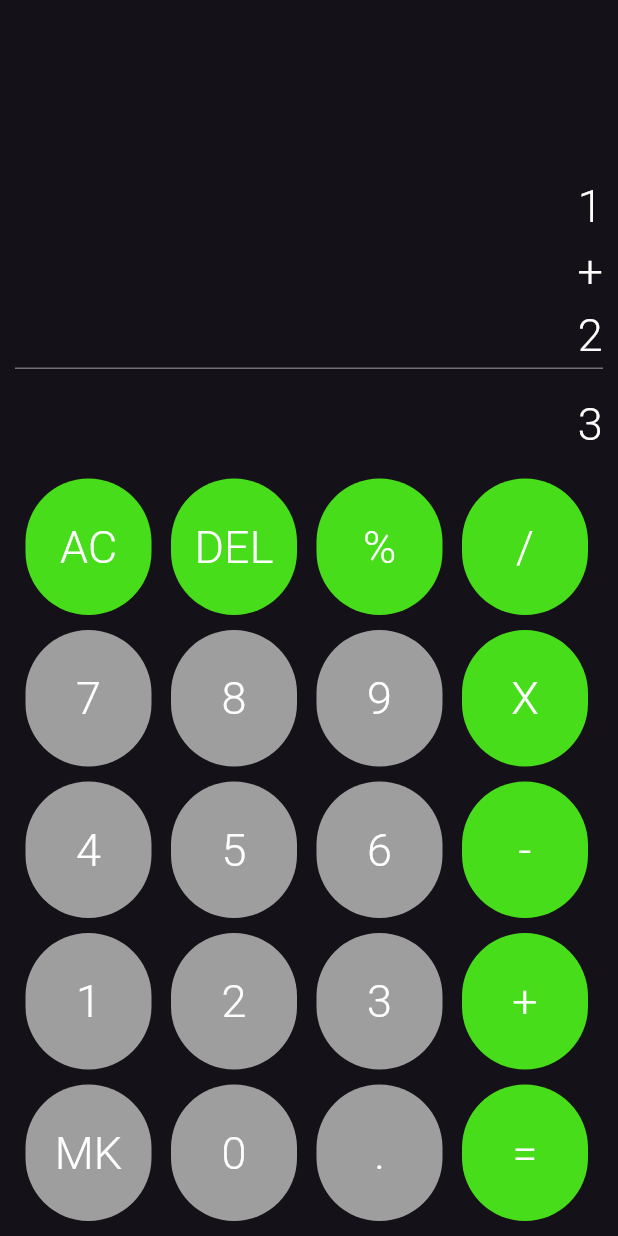
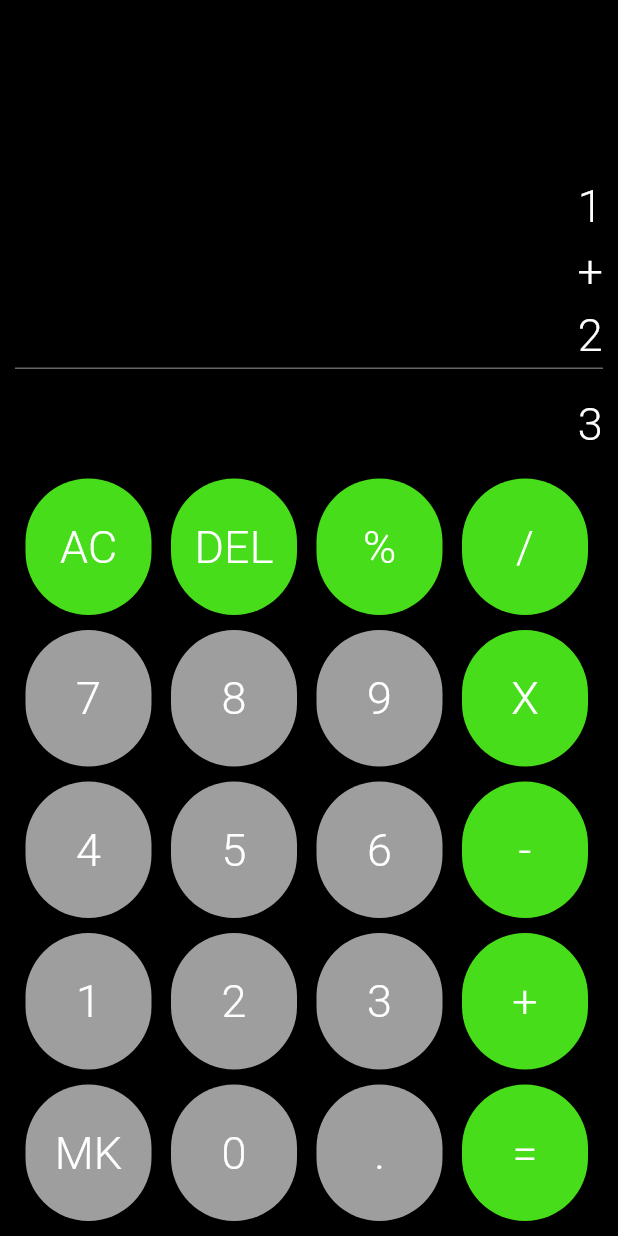
Before and after one commit to Bazchh/calculadora, a Flutter app: the screen it shows after launch, on a phone screen of 412 x 824 dp. Run offline on Flutter 3.47's test engine with Material 3 defaults, Android fonts, the phone set to English and light mode, and no system bars; our stand-ins replace get.

```diff
--- a/lib/main.dart
+++ b/lib/main.dart
@@ -9,7 +9,8 @@ class App extends StatelessWidget {
     return MaterialApp(
       title: "Desafio calculadora",
       home: Calculadora(),
-      theme: ThemeData.dark(),
+      theme: ThemeData.dark().copyWith(
+      scaffoldBackgroundColor: Colors.black),
     );
   }
 }
```
